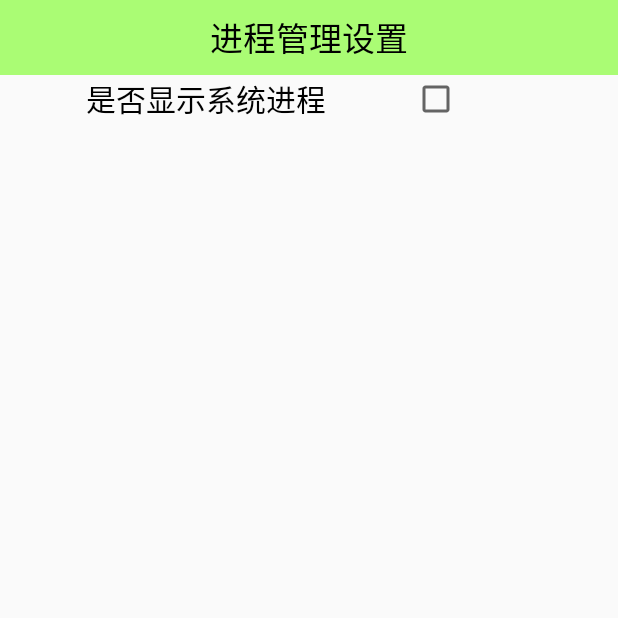
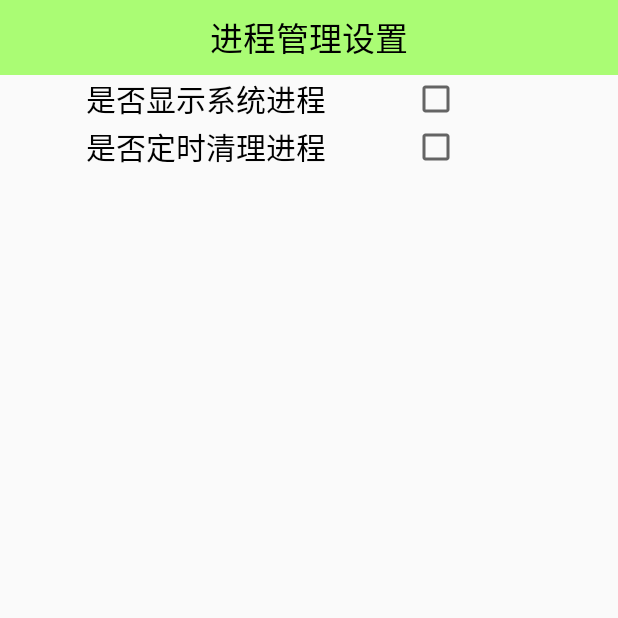
Before and after one commit to 913294137/Mobliesafe, an Android app: the TaskManagerSettingActivity screen opened directly, with no data from a screen before it, on a phone screen of 412 x 824 dp, the top half of it. Run offline under Robolectric (Android 15) with nearby library versions, the phone set to English and light mode, and no system bars.

Commit message:
进程管理--设置--定时清理进程以及进程管理listView部分的优化

```diff
--- a/app/src/main/AndroidManifest.xml
+++ b/app/src/main/AndroidManifest.xml
@@ -108,6 +108,12 @@
         <activity android:name=".activity.TaskManagerActivity" />
         <activity android:name=".activity.TaskManagerSettingActivity" >
         </activity>
+
+        <service
+            android:name=".service.KillProcessService"
+            android:enabled="true"
+            android:exported="true" >
+        </service>
     </application>
 
 </manifest>
--- a/app/src/main/java/com/sumu/mobliesafe/activity/TaskManagerSettingActivity.java
+++ b/app/src/main/java/com/sumu/mobliesafe/activity/TaskManagerSettingActivity.java
@@ -1,6 +1,7 @@
 package com.sumu.mobliesafe.activity;
 
 import android.app.Activity;
+import android.content.Intent;
 import android.content.SharedPreferences;
 import android.os.Bundle;
 import android.widget.CheckBox;
@@ -9,11 +10,19 @@ import android.widget.CompoundButton;
 import com.lidroid.xutils.ViewUtils;
 import com.lidroid.xutils.view.annotation.ViewInject;
 import com.sumu.mobliesafe.R;
+import com.sumu.mobliesafe.service.KillProcessService;
+import com.sumu.mobliesafe.utils.SystemInfoUtils;
 
+/**
+ * 进程管理设置界面
+ */
 public class TaskManagerSettingActivity extends Activity {
     @ViewInject(R.id.cb_status)
     private CheckBox cbStatus;
+    @ViewInject(R.id.cb_status_kill_process)
+    private CheckBox cbStatusKillProcess;
     private SharedPreferences preferences;
+    private Intent intent;
 
     @Override
     protected void onCreate(Bundle savedInstanceState) {
@@ -23,14 +32,36 @@ public class TaskManagerSettingActivity extends Activity {
         initUI();
     }
 
+    @Override
+    protected void onStart() {
+        super.onStart();
+        //判断当前杀进程服务是否开启
+        if (SystemInfoUtils.isServiceRunning(TaskManagerSettingActivity.this, "com.sumu.mobliesafe.service.KillProcessService")) {
+            cbStatusKillProcess.setChecked(true);
+        } else {
+            cbStatusKillProcess.setChecked(false);
+        }
+    }
+
     private void initUI() {
         preferences = getSharedPreferences("config", MODE_APPEND);
         //设置之前的选中状态
-        cbStatus.setChecked(preferences.getBoolean("is_show_system",false));
+        cbStatus.setChecked(preferences.getBoolean("is_show_system", false));
         cbStatus.setOnCheckedChangeListener(new CompoundButton.OnCheckedChangeListener() {
             @Override
             public void onCheckedChanged(CompoundButton buttonView, boolean isChecked) {
-                preferences.edit().putBoolean("is_show_system",isChecked).commit();
+                preferences.edit().putBoolean("is_show_system", isChecked).commit();
+            }
+        });
+        cbStatusKillProcess.setOnCheckedChangeListener(new CompoundButton.OnCheckedChangeListener() {
+            @Override
+            public void onCheckedChanged(CompoundButton buttonView, boolean isChecked) {
+                intent = new Intent(TaskManagerSettingActivity.this, KillProcessService.class);
+                if (isChecked) {
+                    startService(intent);
+                } else {
+                    stopService(intent);
+                }
             }
         });
     }
--- a/app/src/main/res/layout/activity_task_manager_setting.xml
+++ b/app/src/main/res/layout/activity_task_manager_setting.xml
@@ -12,22 +12,44 @@
     <LinearLayout
         android:layout_width="match_parent"
         android:layout_height="wrap_content"
-        android:orientation="horizontal"
-        android:gravity="center_vertical">
+        android:gravity="center_vertical"
+        android:orientation="horizontal">
 
         <TextView
             android:layout_width="0dp"
             android:layout_height="wrap_content"
             android:layout_weight="2"
+            android:gravity="center"
             android:text="是否显示系统进程"
             android:textColor="@color/black"
-            android:gravity="center"
-            android:textSize="20sp"/>
+            android:textSize="20sp" />
 
         <CheckBox
             android:id="@+id/cb_status"
             android:layout_width="0dp"
             android:layout_height="wrap_content"
-            android:layout_weight="1"/>
+            android:layout_weight="1" />
+    </LinearLayout>
+
+    <LinearLayout
+        android:layout_width="match_parent"
+        android:layout_height="wrap_content"
+        android:gravity="center_vertical"
+        android:orientation="horizontal">
+
+        <TextView
+            android:layout_width="0dp"
+            android:layout_height="wrap_content"
+            android:layout_weight="2"
+            android:gravity="center"
+            android:text="是否定时清理进程"
+            android:textColor="@color/black"
+            android:textSize="20sp" />
+
+        <CheckBox
+            android:id="@+id/cb_status_kill_process"
+            android:layout_width="0dp"
+            android:layout_height="wrap_content"
+            android:layout_weight="1" />
     </LinearLayout>
 </LinearLayout>
--- a/app/src/main/res/layout/item_task_manager.xml
+++ b/app/src/main/res/layout/item_task_manager.xml
@@ -39,5 +39,6 @@
         android:layout_height="match_parent"
         android:focusable="false"
         android:clickable="false"
+        android:button="@drawable/btn_check"
         android:gravity="center"/>
 </LinearLayout>
```
Also changed, not shown: app/src/main/java/com/sumu/mobliesafe/activity/TaskManagerActivity.java (+35 -13 lines), app/src/main/java/com/sumu/mobliesafe/service/KillProcessService.java (added, +91 -0 lines), app/src/main/res/drawable/btn_check.xml (added, +29 -0 lines), app/src/main/res/drawable/btn_check_off.png (added), app/src/main/res/drawable/btn_check_on.png (added).
